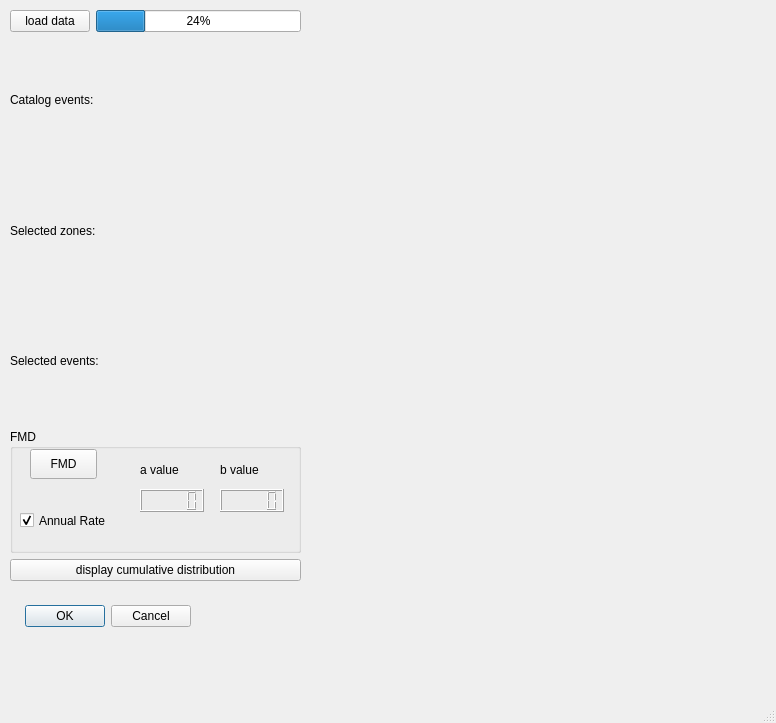
feuchner/seismicsource-toolkit, file mt_seismicsource/ui_seismicsource.ui: the form before one commit.
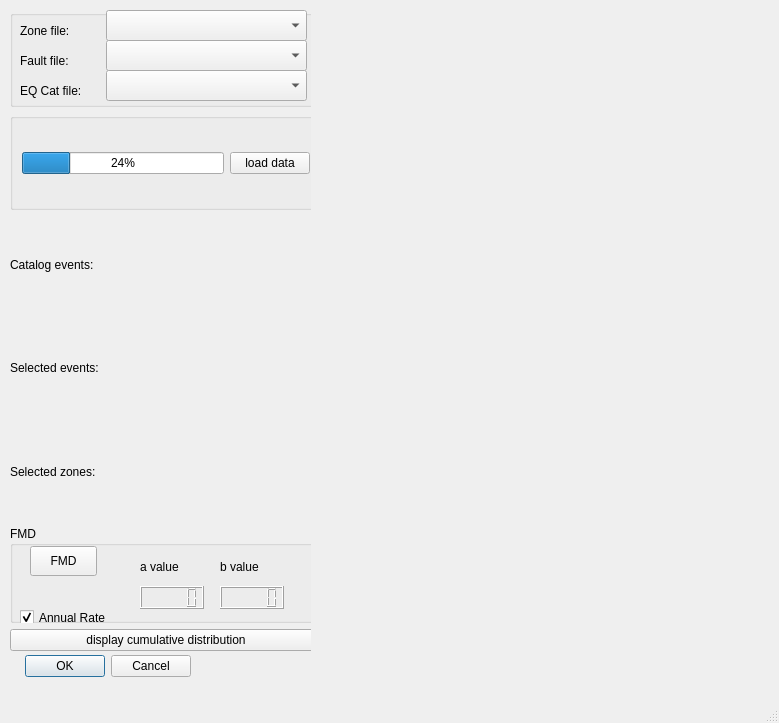
The form after the commit.

Commit message: added comboboxes for input file selection

Patch:
```diff
--- a/mt_seismicsource/ui_seismicsource.ui
+++ b/mt_seismicsource/ui_seismicsource.ui
@@ -6,7 +6,7 @@
    <rect>
     <x>0</x>
     <y>0</y>
-    <width>776</width>
+    <width>779</width>
     <height>723</height>
    </rect>
   </property>
@@ -32,7 +32,7 @@
     <property name="geometry">
      <rect>
       <x>0</x>
-      <y>590</y>
+      <y>640</y>
       <width>191</width>
       <height>32</height>
      </rect>
@@ -49,28 +49,106 @@
      <rect>
       <x>10</x>
       <y>0</y>
-      <width>291</width>
-      <height>571</height>
+      <width>312</width>
+      <height>641</height>
      </rect>
     </property>
     <layout class="QVBoxLayout" name="layoutControl">
      <item>
-      <layout class="QHBoxLayout" name="layoutLoadData">
-       <item>
-        <widget class="QPushButton" name="btnLoadData">
-         <property name="text">
-          <string>load data</string>
-         </property>
-        </widget>
-       </item>
-       <item>
-        <widget class="QProgressBar" name="progressBarLoadData">
-         <property name="value">
-          <number>24</number>
-         </property>
-        </widget>
-       </item>
-      </layout>
+      <widget class="QGroupBox" name="groupBoxInputData">
+       <property name="title">
+        <string/>
+       </property>
+       <widget class="QComboBox" name="comboBoxZoneInput">
+        <property name="geometry">
+         <rect>
+          <x>96</x>
+          <y>0</y>
+          <width>201</width>
+          <height>31</height>
+         </rect>
+        </property>
+       </widget>
+       <widget class="QComboBox" name="comboBoxFaultInput">
+        <property name="geometry">
+         <rect>
+          <x>96</x>
+          <y>30</y>
+          <width>201</width>
+          <height>31</height>
+         </rect>
+        </property>
+       </widget>
+       <widget class="QComboBox" name="comboBoxEQCatalogInput">
+        <property name="geometry">
+         <rect>
+          <x>96</x>
+          <y>60</y>
+          <width>201</width>
+          <height>31</height>
+         </rect>
+        </property>
+       </widget>
+       <widget class="QLabel" name="labelZoneInput">
+        <property name="geometry">
+         <rect>
+          <x>10</x>
+          <y>10</y>
+          <width>66</width>
+          <height>21</height>
+         </rect>
+        </property>
+        <property name="text">
+         <string>Zone file:</string>
+        </property>
+       </widget>
+       <widget class="QLabel" name="labelFaultInput">
+        <property name="geometry">
+         <rect>
+          <x>10</x>
+          <y>40</y>
+          <width>66</width>
+          <height>21</height>
+         </rect>
+        </property>
+        <property name="text">
+         <string>Fault file:</string>
+        </property>
+       </widget>
+       <widget class="QLabel" name="labelEQCatalogInput">
+        <property name="geometry">
+         <rect>
+          <x>10</x>
+          <y>70</y>
+          <width>81</width>
+          <height>21</height>
+         </rect>
+        </property>
+        <property name="text">
+         <string>EQ Cat file:</string>
+        </property>
+       </widget>
+      </widget>
+     </item>
+     <item>
+      <widget class="QGroupBox" name="groupBoxLoadData">
+       <layout class="QHBoxLayout" name="layoutLoadData">
+        <item>
+         <widget class="QProgressBar" name="progressBarLoadData">
+          <property name="value">
+           <number>24</number>
+          </property>
+         </widget>
+        </item>
+        <item>
+         <widget class="QPushButton" name="btnLoadData">
+          <property name="text">
+           <string>load data</string>
+          </property>
+         </widget>
+        </item>
+       </layout>
+      </widget>
      </item>
      <item>
       <widget class="QLabel" name="labelCatalogEvents">
@@ -79,13 +157,6 @@
        </property>
       </widget>
      </item>
-     <item>
-      <widget class="QLabel" name="labelSelectedZones">
-       <property name="text">
-        <string>Selected zones:</string>
-       </property>
-      </widget>
-     </item>
      <item>
       <widget class="QLabel" name="labelSelectedEvents">
        <property name="text">
@@ -93,6 +164,13 @@
        </property>
       </widget>
      </item>
+     <item>
+      <widget class="QLabel" name="labelSelectedZones">
+       <property name="text">
+        <string>Selected zones:</string>
+       </property>
+      </widget>
+     </item>
      <item>
       <widget class="QGroupBox" name="groupBoxFMD">
        <property name="title">
```
The commit also changes 1 other file.
